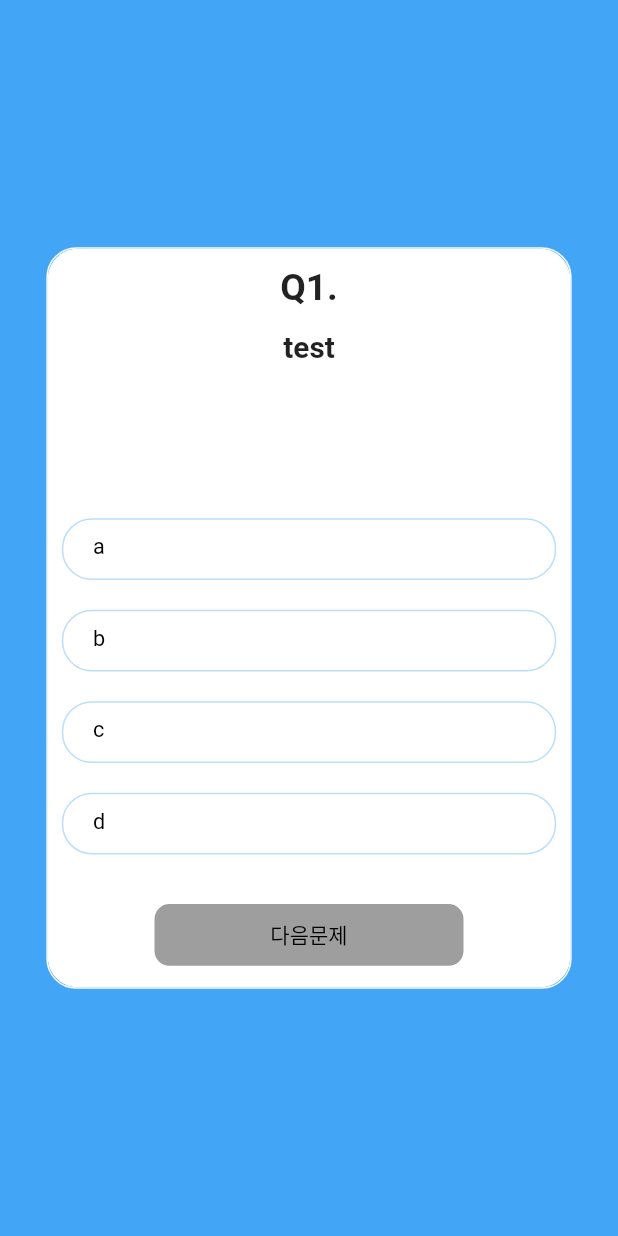
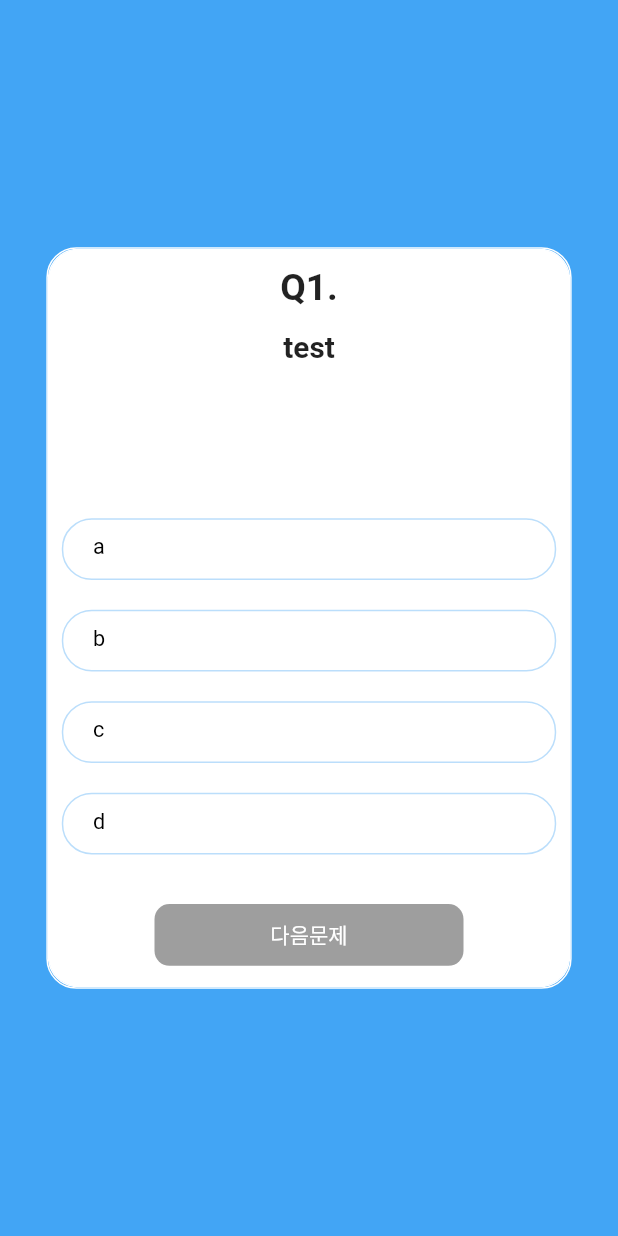
Before and after one commit to chea-young/study_Flutter, a Flutter app: the screen it shows after launch, after a tap on "지금 퀴즈 풀기", on a phone screen of 412 x 824 dp. Run offline on Flutter 3.47's test engine with Material 2 defaults, Android fonts, the phone set to English and light mode, and no system bars; drawn by our look-alikes of auto_size_text; our stand-ins replace flutter_swiper.

Commit message:
Add files via upload

```diff
--- a/myapp/lib/screen/screen_quiz.dart
+++ b/myapp/lib/screen/screen_quiz.dart
@@ -106,8 +106,8 @@ class _QuizScreenState extends State<QuizScreen> {
                   child: _currentIndex == widget.quizs.length - 1
                       ? Text('결과보기')
                       : Text('다음문제'),
-                  textColor: Colors.black,
-                  color: Colors.yellow[400],
+                  textColor: Colors.white,
+                  color: Colors.pink[400],
                   // 선택을 하지 않았을 때가 -1, 그래서 못 넘어가게 하는 것
                   onPressed: _answers[_currentIndex] == -1
                       ? null
--- a/myapp/lib/screen/screen_result.dart
+++ b/myapp/lib/screen/screen_result.dart
@@ -1,9 +1,7 @@
-
 import 'package:flutter/material.dart';
 import 'package:flutter/rendering.dart';
 import 'package:myapp/model/model_quiz.dart';
 import 'package:myapp/screen/screen_home.dart';
-
 
 class ResultScreen extends StatelessWidget {
   List<int> answers;
@@ -112,8 +110,8 @@ class ResultScreen extends StatelessWidget {
                           }));
                         },
                         child: Text('홈으로 돌아가기'),
-                        color: Colors.yellow[400],
-                        textColor: Colors.black,
+                        color: Colors.pink[400],
+                        textColor: Colors.white,
                       ),
                     ),
                   ),
```
